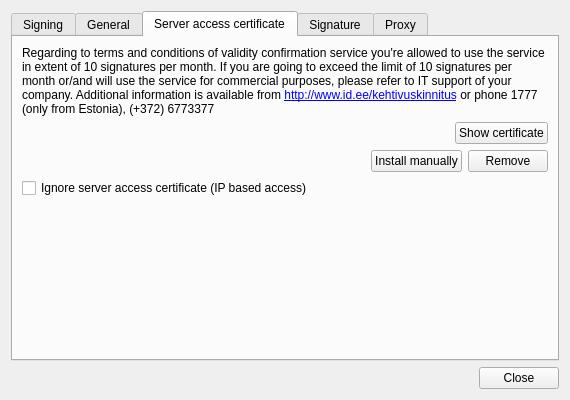
Above: client/ui/SettingsDialog.ui from open-eid/qdigidoc before the change. Below: the same form after it.
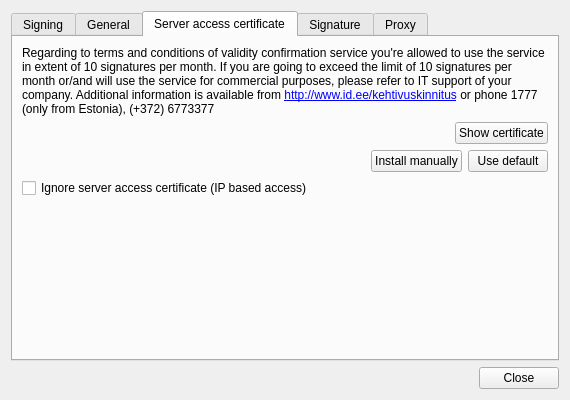
That is the form after the change. The open tabs and pages were chosen to show the change.

Commit message:
Change button text
IB-4281

What changed in the file:
```diff
--- a/client/ui/SettingsDialog.ui
+++ b/client/ui/SettingsDialog.ui
@@ -283,7 +283,7 @@
          <item>
           <widget class="QPushButton" name="p12Remove">
            <property name="text">
-            <string>Remove</string>
+            <string>Use default</string>
            </property>
           </widget>
          </item>
```
The commit also changes 3 other files.
